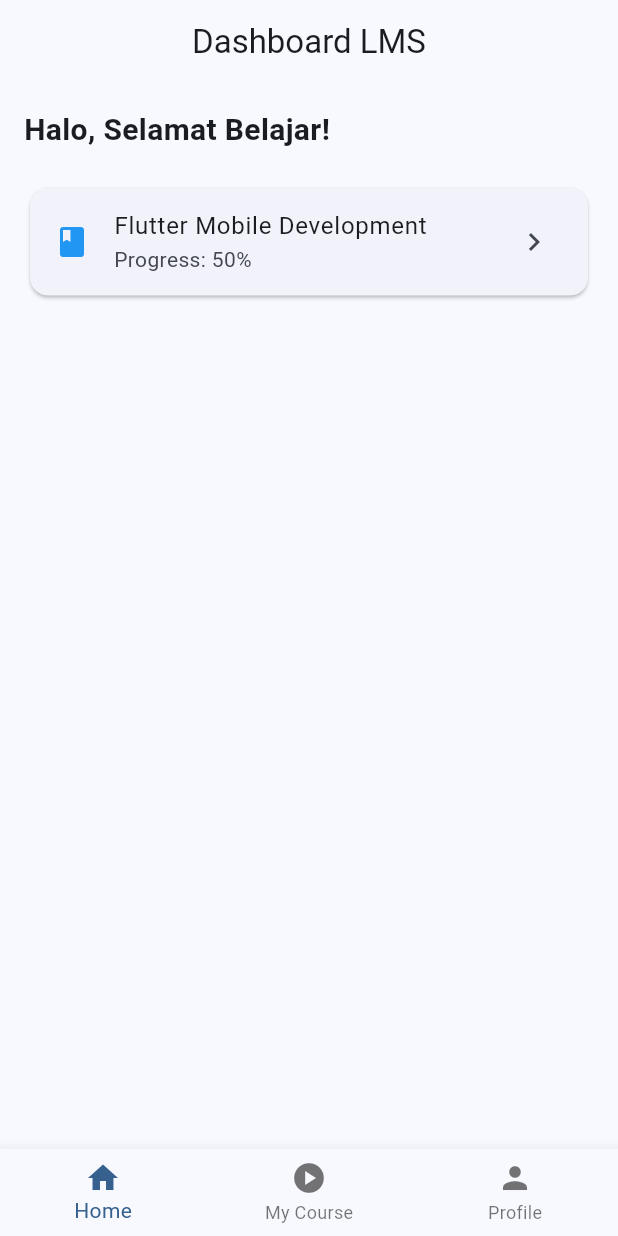
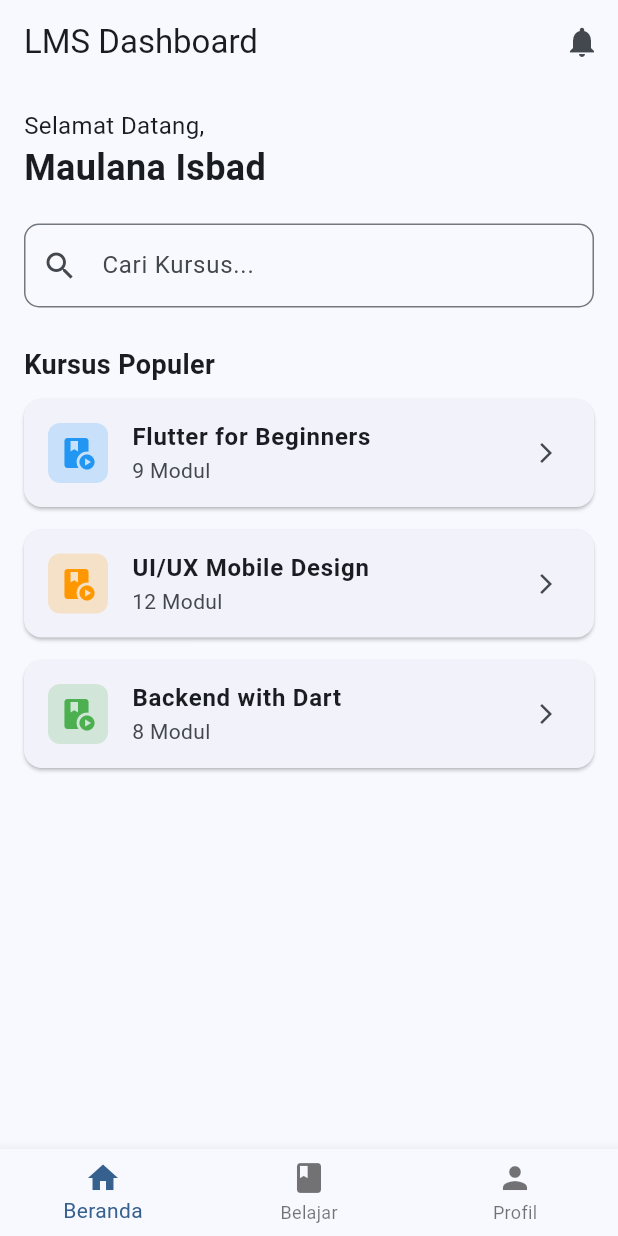
Before and after one commit to maulana-isbad-rofiqi/LSM, a Flutter app: the HomeScreen screen opened directly, on a phone screen of 412 x 824 dp. Run offline on Flutter 3.47's test engine with Material 3 defaults, Android fonts, the light colour scheme and no system bars.

Commit message:
Update: Menambahkan layout Dashboard dan fungsi klik pada daftar kursus

```diff
--- a/lib/screens/home_screen.dart
+++ b/lib/screens/home_screen.dart
@@ -6,35 +6,77 @@ class HomeScreen extends StatelessWidget {
   @override
   Widget build(BuildContext context) {
     return Scaffold(
-      appBar: AppBar(title: const Text("Dashboard LMS"), centerTitle: true),
-      body: ListView(
-        padding: const EdgeInsets.all(16),
-        children: [
-          const Text("Halo, Selamat Belajar!", style: TextStyle(fontSize: 20, fontWeight: FontWeight.bold)),
-          const SizedBox(height: 20),
-          // Contoh Kartu Kursus yang bisa diklik
-          GestureDetector(
-            onTap: () {
-              print("Kursus diklik!"); // Nanti hubungkan ke halaman detail
-            },
-            child: Card(
-              child: ListTile(
-                leading: const Icon(Icons.book, color: Colors.blue),
-                title: const Text("Flutter Mobile Development"),
-                subtitle: const Text("Progress: 50%"),
-                trailing: const Icon(Icons.chevron_right),
+      appBar: AppBar(
+        title: const Text("LMS Dashboard"),
+        actions: [
+          IconButton(onPressed: () {}, icon: const Icon(Icons.notifications))
+        ],
+      ),
+      body: SingleChildScrollView(
+        padding: const EdgeInsets.all(16.0),
+        child: Column(
+          crossAxisAlignment: CrossAxisAlignment.start,
+          children: [
+            const Text("Selamat Datang,", style: TextStyle(fontSize: 16)),
+            const Text("Maulana Isbad", style: TextStyle(fontSize: 24, fontWeight: FontWeight.bold)),
+            const SizedBox(height: 20),
+
+            // Search Bar (Hanya Tampilan)
+            TextField(
+              decoration: InputDecoration(
+                hintText: "Cari Kursus...",
+                prefixIcon: const Icon(Icons.search),
+                border: OutlineInputBorder(borderRadius: BorderRadius.circular(10)),
               ),
             ),
-          ),
+            const SizedBox(height: 25),
+
+            const Text("Kursus Populer", style: TextStyle(fontSize: 18, fontWeight: FontWeight.bold)),
+            const SizedBox(height: 10),
+
+            // Daftar Kursus (Bisa Diklik)
+            _buildCourseItem(context, "Flutter for Beginners", "9 Modul", Colors.blue),
+            _buildCourseItem(context, "UI/UX Mobile Design", "12 Modul", Colors.orange),
+            _buildCourseItem(context, "Backend with Dart", "8 Modul", Colors.green),
+          ],
+        ),
+      ),
+
+      // Navigasi Bawah (Bisa Diklik untuk pindah menu)
+      bottomNavigationBar: BottomNavigationBar(
+        currentIndex: 0,
+        items: const [
+          BottomNavigationBarItem(icon: Icon(Icons.home), label: "Beranda"),
+          BottomNavigationBarItem(icon: Icon(Icons.book), label: "Belajar"),
+          BottomNavigationBarItem(icon: Icon(Icons.person), label: "Profil"),
         ],
+        onTap: (index) {
+          // Logika pindah menu bisa ditambahkan di sini nanti
+          print("Pindah ke menu index: $index");
+        },
       ),
-      // Menu Bawah (Navigasi)
-      bottomNavigationBar: BottomNavigationBar(
-        items: const [
-          BottomNavigationBarItem(icon: Icon(Icons.home), label: "Home"),
-          BottomNavigationBarItem(icon: Icon(Icons.play_circle), label: "My Course"),
-          BottomNavigationBarItem(icon: Icon(Icons.person), label: "Profile"),
-        ],
+    );
+  }
+
+  // Widget pendukung untuk membuat item kursus agar kode rapi
+  Widget _buildCourseItem(BuildContext context, String title, String info, Color color) {
+    return Card(
+      margin: const EdgeInsets.only(bottom: 15),
+      child: ListTile(
+        leading: Container(
+          padding: const EdgeInsets.all(8),
+          decoration: BoxDecoration(color: color.withOpacity(0.2), borderRadius: BorderRadius.circular(8)),
+          child: Icon(Icons.play_lesson, color: color),
+        ),
+        title: Text(title, style: const TextStyle(fontWeight: FontWeight.bold)),
+        subtitle: Text(info),
+        trailing: const Icon(Icons.arrow_forward_ios, size: 16),
+        onTap: () {
+          // Fungsi Klik: Tampilkan pesan atau pindah ke halaman detail
+          ScaffoldMessenger.of(context).showSnackBar(
+            SnackBar(content: Text("Membuka kursus: $title")),
+          );
+        },
       ),
     );
   }
```
